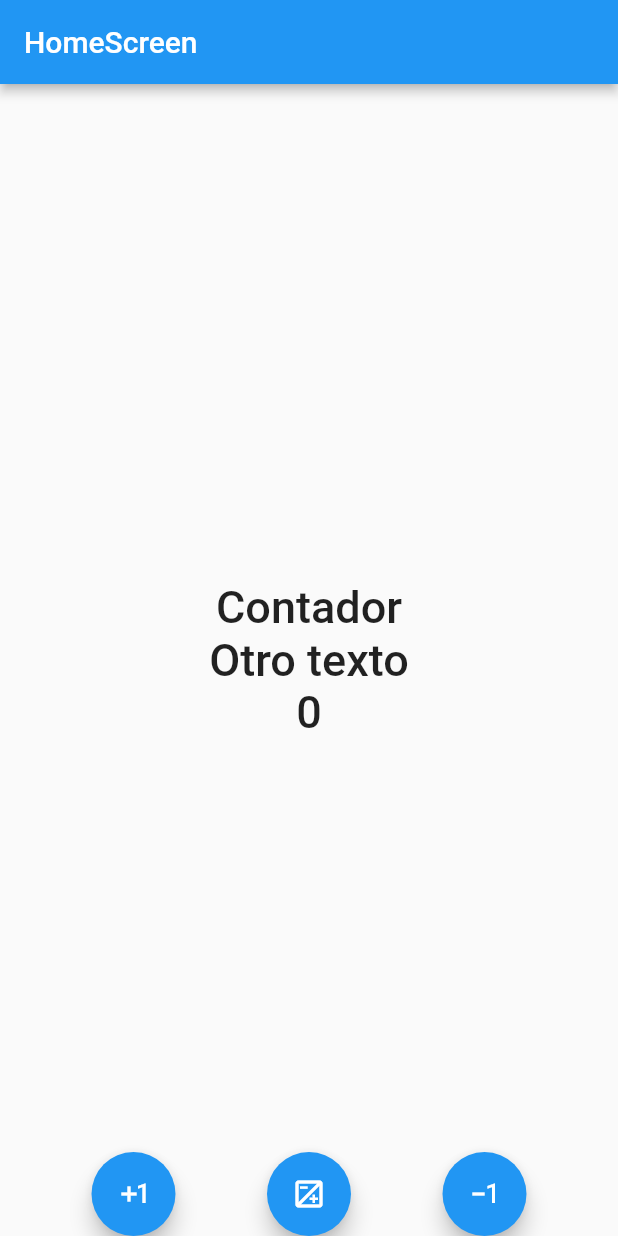
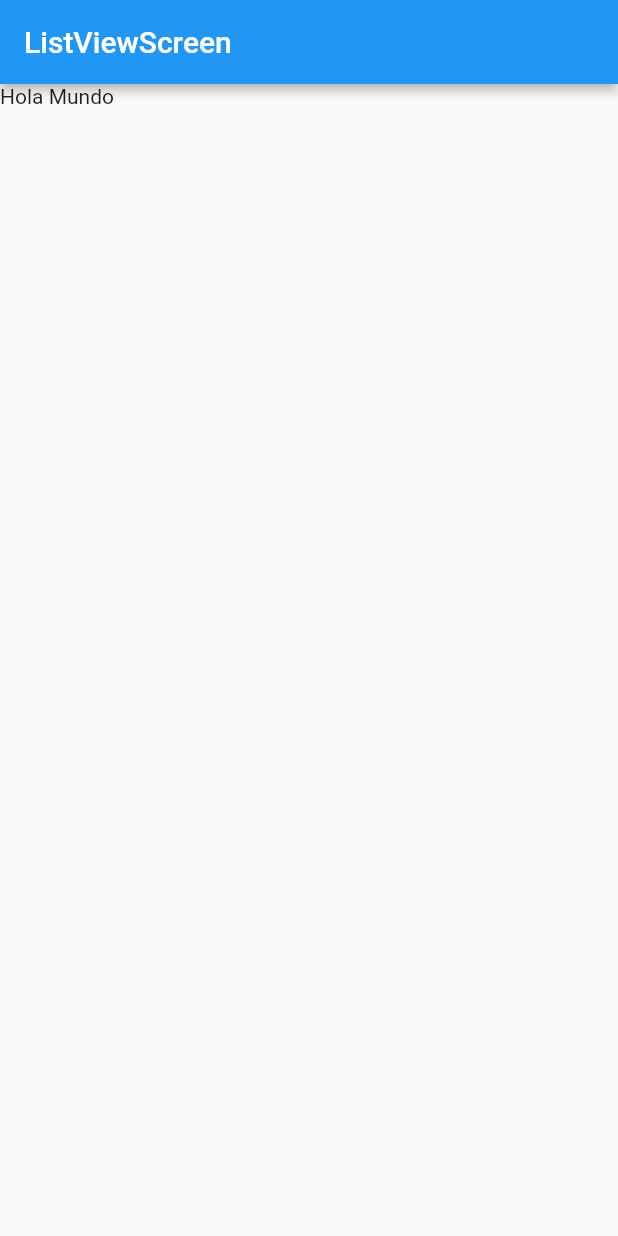
Before and after one commit to AlbertoAvinaAguilar/Flutter, a Flutter app: the screen it shows after launch, on a phone screen of 412 x 824 dp. Run offline on Flutter 3.47's test engine with Material 2 defaults, Android fonts, the phone set to English and light mode, and no system bars.

Commit message:
trabajando con listview en flutter

```diff
--- a/my_app/lib/main.dart
+++ b/my_app/lib/main.dart
@@ -1,5 +1,6 @@
 import 'package:flutter/material.dart';
 import 'package:my_app/screens/home_screen.dart';
+import 'package:my_app/screens/listview_screen.dart';
 
 void main() {
   runApp(const MyApp());
@@ -12,7 +13,8 @@ class MyApp extends StatelessWidget {
   @override
   Widget build(BuildContext context) {
     return const MaterialApp(
-      home: HomeScreen(),
+      //home: HomeScreen(),
+      home: Listview1Screen(),
       debugShowCheckedModeBanner: false,
     );
   }
--- /dev/null
+++ b/my_app/lib/screens/listview_screen.dart
@@ -0,0 +1,19 @@
+import 'package:flutter/material.dart';
+
+class Listview1Screen extends StatelessWidget {
+  const Listview1Screen({Key? key}) : super(key: key);
+
+  @override
+  Widget build(BuildContext context) {
+    return Scaffold(
+        appBar: AppBar(
+          title: const Text('ListViewScreen'),
+          elevation: 3.0,
+        ),
+        body: ListView(
+          children: const [
+            Text('Hola Mundo'),
+          ],
+        ));
+  }
+}
```
